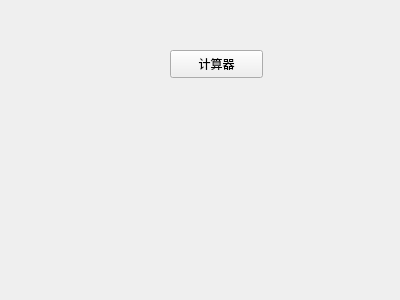
First picture: the form in 07-计算器/resource/UI/caculator.ui, repository liu1073811240/pyqt5_study, before the edit.
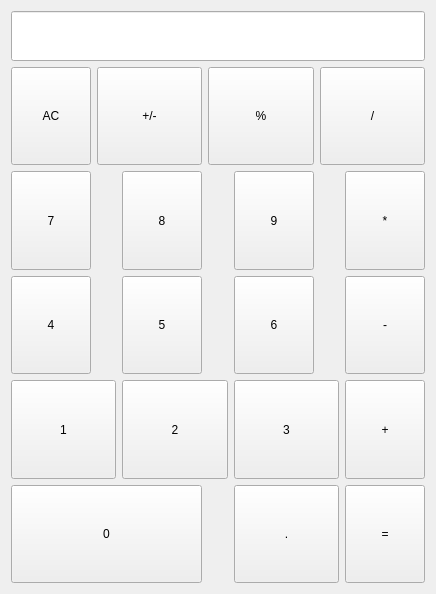
Second picture: the form after the edit.

```diff
--- a/07-计算器/resource/UI/caculator.ui
+++ b/07-计算器/resource/UI/caculator.ui
@@ -6,26 +6,272 @@
    <rect>
     <x>0</x>
     <y>0</y>
-    <width>400</width>
-    <height>300</height>
+    <width>436</width>
+    <height>594</height>
    </rect>
   </property>
   <property name="windowTitle">
    <string>Form</string>
   </property>
-  <widget class="QPushButton" name="pushButton">
-   <property name="geometry">
-    <rect>
-     <x>170</x>
-     <y>50</y>
-     <width>93</width>
-     <height>28</height>
-    </rect>
-   </property>
-   <property name="text">
-    <string>计算器</string>
-   </property>
-  </widget>
+  <layout class="QGridLayout" name="gridLayout">
+   <item row="0" column="0" colspan="7">
+    <widget class="QLineEdit" name="lineEdit">
+     <property name="minimumSize">
+      <size>
+       <width>50</width>
+       <height>50</height>
+      </size>
+     </property>
+    </widget>
+   </item>
+   <item row="1" column="0">
+    <widget class="QPushButton" name="pushButton">
+     <property name="sizePolicy">
+      <sizepolicy hsizetype="Minimum" vsizetype="Expanding">
+       <horstretch>0</horstretch>
+       <verstretch>0</verstretch>
+      </sizepolicy>
+     </property>
+     <property name="text">
+      <string>AC</string>
+     </property>
+    </widget>
+   </item>
+   <item row="1" column="1" colspan="2">
+    <widget class="QPushButton" name="pushButton_2">
+     <property name="sizePolicy">
+      <sizepolicy hsizetype="Minimum" vsizetype="Expanding">
+       <horstretch>0</horstretch>
+       <verstretch>0</verstretch>
+      </sizepolicy>
+     </property>
+     <property name="text">
+      <string>+/-</string>
+     </property>
+    </widget>
+   </item>
+   <item row="1" column="3" colspan="2">
+    <widget class="QPushButton" name="pushButton_3">
+     <property name="sizePolicy">
+      <sizepolicy hsizetype="Minimum" vsizetype="Expanding">
+       <horstretch>0</horstretch>
+       <verstretch>0</verstretch>
+      </sizepolicy>
+     </property>
+     <property name="text">
+      <string>%</string>
+     </property>
+    </widget>
+   </item>
+   <item row="1" column="5" colspan="2">
+    <widget class="QPushButton" name="pushButton_4">
+     <property name="sizePolicy">
+      <sizepolicy hsizetype="Minimum" vsizetype="Expanding">
+       <horstretch>0</horstretch>
+       <verstretch>0</verstretch>
+      </sizepolicy>
+     </property>
+     <property name="text">
+      <string>/</string>
+     </property>
+    </widget>
+   </item>
+   <item row="2" column="0">
+    <widget class="QPushButton" name="pushButton_12">
+     <property name="sizePolicy">
+      <sizepolicy hsizetype="Minimum" vsizetype="Expanding">
+       <horstretch>0</horstretch>
+       <verstretch>0</verstretch>
+      </sizepolicy>
+     </property>
+     <property name="text">
+      <string>7</string>
+     </property>
+    </widget>
+   </item>
+   <item row="2" column="2">
+    <widget class="QPushButton" name="pushButton_11">
+     <property name="sizePolicy">
+      <sizepolicy hsizetype="Minimum" vsizetype="Expanding">
+       <horstretch>0</horstretch>
+       <verstretch>0</verstretch>
+      </sizepolicy>
+     </property>
+     <property name="text">
+      <string>8</string>
+     </property>
+    </widget>
+   </item>
+   <item row="2" column="4">
+    <widget class="QPushButton" name="pushButton_9">
+     <property name="sizePolicy">
+      <sizepolicy hsizetype="Minimum" vsizetype="Expanding">
+       <horstretch>0</horstretch>
+       <verstretch>0</verstretch>
+      </sizepolicy>
+     </property>
+     <property name="text">
+      <string>9</string>
+     </property>
+    </widget>
+   </item>
+   <item row="2" column="6">
+    <widget class="QPushButton" name="pushButton_10">
+     <property name="sizePolicy">
+      <sizepolicy hsizetype="Minimum" vsizetype="Expanding">
+       <horstretch>0</horstretch>
+       <verstretch>0</verstretch>
+      </sizepolicy>
+     </property>
+     <property name="text">
+      <string>*</string>
+     </property>
+    </widget>
+   </item>
+   <item row="3" column="0">
+    <widget class="QPushButton" name="pushButton_5">
+     <property name="sizePolicy">
+      <sizepolicy hsizetype="Minimum" vsizetype="Expanding">
+       <horstretch>0</horstretch>
+       <verstretch>0</verstretch>
+      </sizepolicy>
+     </property>
+     <property name="text">
+      <string>4</string>
+     </property>
+    </widget>
+   </item>
+   <item row="3" column="2">
+    <widget class="QPushButton" name="pushButton_7">
+     <property name="sizePolicy">
+      <sizepolicy hsizetype="Minimum" vsizetype="Expanding">
+       <horstretch>0</horstretch>
+       <verstretch>0</verstretch>
+      </sizepolicy>
+     </property>
+     <property name="text">
+      <string>5</string>
+     </property>
+    </widget>
+   </item>
+   <item row="3" column="4">
+    <widget class="QPushButton" name="pushButton_8">
+     <property name="sizePolicy">
+      <sizepolicy hsizetype="Minimum" vsizetype="Expanding">
+       <horstretch>0</horstretch>
+       <verstretch>0</verstretch>
+      </sizepolicy>
+     </property>
+     <property name="text">
+      <string>6</string>
+     </property>
+    </widget>
+   </item>
+   <item row="3" column="6">
+    <widget class="QPushButton" name="pushButton_6">
+     <property name="sizePolicy">
+      <sizepolicy hsizetype="Minimum" vsizetype="Expanding">
+       <horstretch>0</horstretch>
+       <verstretch>0</verstretch>
+      </sizepolicy>
+     </property>
+     <property name="text">
+      <string>-</string>
+     </property>
+    </widget>
+   </item>
+   <item row="4" column="0" colspan="2">
+    <widget class="QPushButton" name="pushButton_16">
+     <property name="sizePolicy">
+      <sizepolicy hsizetype="Minimum" vsizetype="Expanding">
+       <horstretch>0</horstretch>
+       <verstretch>0</verstretch>
+      </sizepolicy>
+     </property>
+     <property name="text">
+      <string>1</string>
+     </property>
+    </widget>
+   </item>
+   <item row="4" column="2" colspan="2">
+    <widget class="QPushButton" name="pushButton_14">
+     <property name="sizePolicy">
+      <sizepolicy hsizetype="Minimum" vsizetype="Expanding">
+       <horstretch>0</horstretch>
+       <verstretch>0</verstretch>
+      </sizepolicy>
+     </property>
+     <property name="text">
+      <string>2</string>
+     </property>
+    </widget>
+   </item>
+   <item row="4" column="4" colspan="2">
+    <widget class="QPushButton" name="pushButton_15">
+     <property name="sizePolicy">
+      <sizepolicy hsizetype="Minimum" vsizetype="Expanding">
+       <horstretch>0</horstretch>
+       <verstretch>0</verstretch>
+      </sizepolicy>
+     </property>
+     <property name="text">
+      <string>3</string>
+     </property>
+    </widget>
+   </item>
+   <item row="4" column="6">
+    <widget class="QPushButton" name="pushButton_13">
+     <property name="sizePolicy">
+      <sizepolicy hsizetype="Minimum" vsizetype="Expanding">
+       <horstretch>0</horstretch>
+       <verstretch>0</verstretch>
+      </sizepolicy>
+     </property>
+     <property name="text">
+      <string>+</string>
+     </property>
+    </widget>
+   </item>
+   <item row="5" column="0" colspan="3">
+    <widget class="QPushButton" name="pushButton_17">
+     <property name="sizePolicy">
+      <sizepolicy hsizetype="Minimum" vsizetype="Expanding">
+       <horstretch>0</horstretch>
+       <verstretch>0</verstretch>
+      </sizepolicy>
+     </property>
+     <property name="text">
+      <string>0</string>
+     </property>
+    </widget>
+   </item>
+   <item row="5" column="4" colspan="2">
+    <widget class="QPushButton" name="pushButton_18">
+     <property name="sizePolicy">
+      <sizepolicy hsizetype="Minimum" vsizetype="Expanding">
+       <horstretch>0</horstretch>
+       <verstretch>0</verstretch>
+      </sizepolicy>
+     </property>
+     <property name="text">
+      <string>.</string>
+     </property>
+    </widget>
+   </item>
+   <item row="5" column="6">
+    <widget class="QPushButton" name="pushButton_19">
+     <property name="sizePolicy">
+      <sizepolicy hsizetype="Minimum" vsizetype="Expanding">
+       <horstretch>0</horstretch>
+       <verstretch>0</verstretch>
+      </sizepolicy>
+     </property>
+     <property name="text">
+      <string>=</string>
+     </property>
+    </widget>
+   </item>
+  </layout>
  </widget>
  <resources/>
  <connections/>
```
